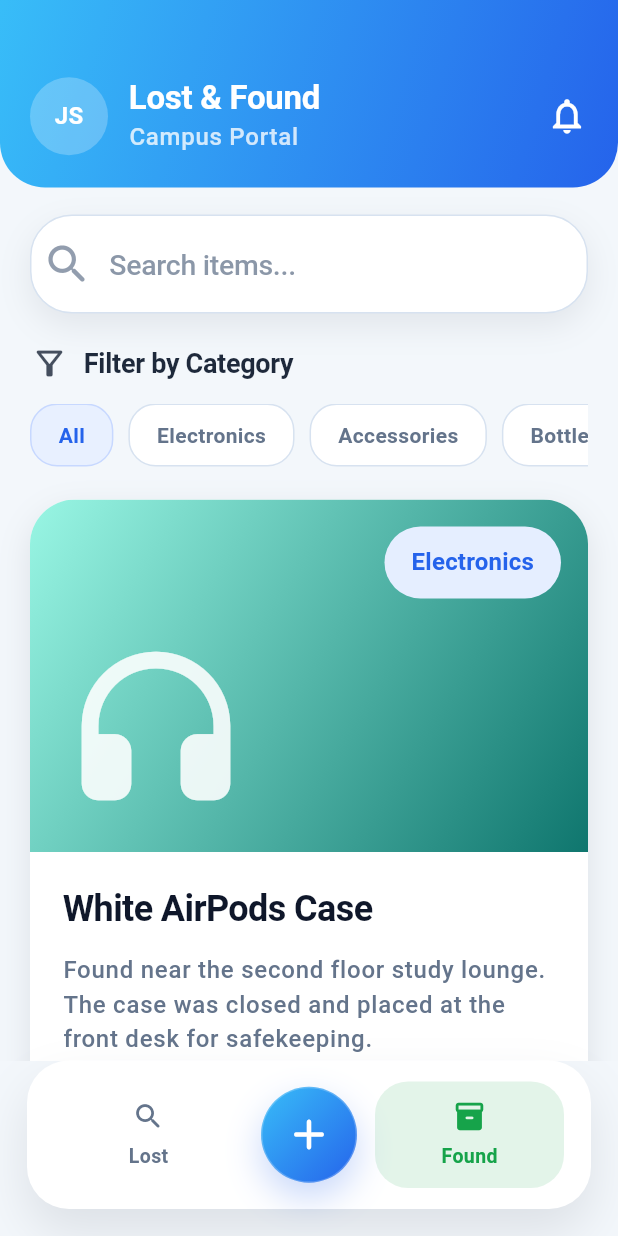
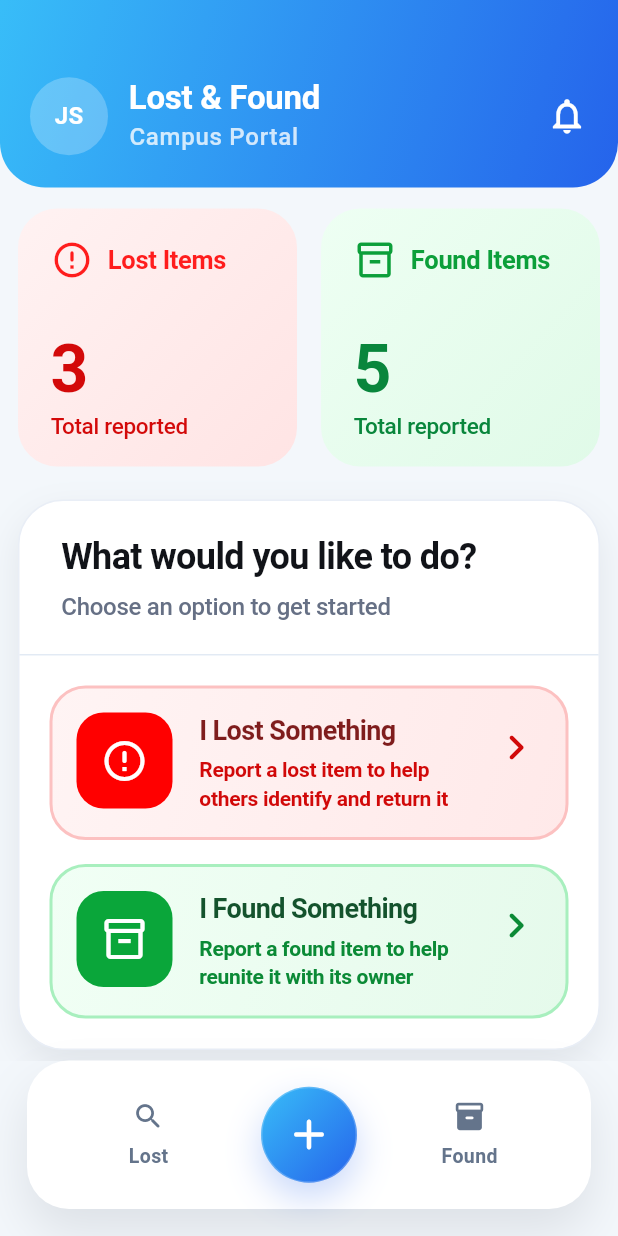
Before and after one commit to Oyunbldd/thesis, a Flutter app: the HomeView screen opened by its route, swiped to page 2, on a phone screen of 412 x 824 dp. Run offline on Flutter 3.47's test engine with Material 3 defaults, Android fonts, the light colour scheme and no system bars.

Commit message:
feat:implemented CreateReportView (#issue37)

```diff
--- a/lost_found_app/lib/views/home/home_view.dart
+++ b/lost_found_app/lib/views/home/home_view.dart
@@ -2,6 +2,7 @@
 import 'package:lost_found_app/utils/app_theme.dart';
 import 'package:lost_found_app/views/found/found_items_view.dart';
 import 'package:lost_found_app/views/lost/lost_items_view.dart';
+import 'package:lost_found_app/views/report/create_report_view.dart';
 import 'package:lost_found_app/widgets/bottom_nav_bar.dart';
 import 'package:lost_found_app/widgets/home_header.dart';
 
@@ -84,9 +85,11 @@
               physics: const NeverScrollableScrollPhysics(),
               onPageChanged: (index) {
                 setState(() {
-                  _currentItem = index == 1
-                      ? BottomNavItem.found
-                      : BottomNavItem.lost;
+                  _currentItem = switch (index) {
+                    0 => BottomNavItem.lost,
+                    1 => BottomNavItem.report,
+                    _ => BottomNavItem.found,
+                  };
                 });
               },
               children: [
@@ -106,6 +109,9 @@
                       _lostSelectedCategory = category;
                     });
                   },
+                ),
+                const ReportViewBody(
+                  key: PageStorageKey<String>('report-view-body'),
                 ),
                 FoundItemsBody(
                   key: const PageStorageKey<String>('found-items-body'),
@@ -132,10 +138,11 @@
       bottomNavigationBar: BottomNavBar(
         currentItem: _currentItem,
         onItemSelected: (item) {
-          if (item == BottomNavItem.report) {
-            return;
-          }
-          final targetPage = item == BottomNavItem.found ? 1 : 0;
+          final targetPage = switch (item) {
+            BottomNavItem.lost => 0,
+            BottomNavItem.report => 1,
+            BottomNavItem.found => 2,
+          };
           _pageController.animateToPage(
             targetPage,
             duration: const Duration(milliseconds: 220),
--- a/lost_found_app/lib/views/report/create_report_view.dart
+++ b/lost_found_app/lib/views/report/create_report_view.dart
@@ -0,0 +1,515 @@
+import 'package:flutter/material.dart';
+
+import '../../utils/app_theme.dart';
+import '../../widgets/bottom_nav_bar.dart';
+import '../../widgets/home_header.dart';
+
+const int reportLostTotal = 3;
+const int reportFoundTotal = 5;
+
+class CreateReportView extends StatelessWidget {
+  const CreateReportView({super.key});
+
+  @override
+  Widget build(BuildContext context) {
+    return Scaffold(
+      backgroundColor: AppTheme.background,
+      body: Column(
+        children: const [
+          HomeHeader(),
+          Expanded(child: ReportViewBody()),
+        ],
+      ),
+      bottomNavigationBar: const BottomNavBar(
+        currentItem: BottomNavItem.report,
+      ),
+    );
+  }
+}
+
+class ReportViewBody extends StatelessWidget {
+  const ReportViewBody({super.key});
+
+  @override
+  Widget build(BuildContext context) {
+    return ListView(
+      padding: const EdgeInsets.fromLTRB(12, 14, 12, 20),
+      children: const [
+        Row(
+          crossAxisAlignment: CrossAxisAlignment.start,
+          children: [
+            Expanded(
+              child: _StatsCard(
+                title: 'Lost Items',
+                count: reportLostTotal,
+                subtitle: 'Total reported',
+                icon: Icons.error_outline_rounded,
+                iconColor: Color(0xFFFF1D1D),
+                countColor: Color(0xFFD30909),
+                background: LinearGradient(
+                  colors: [Color(0xFFFFF2F2), Color(0xFFFFE4E4)],
+                  begin: Alignment.topLeft,
+                  end: Alignment.bottomRight,
+                ),
+              ),
+            ),
+            SizedBox(width: 16),
+            Expanded(
+              child: _StatsCard(
+                title: 'Found Items',
+                count: reportFoundTotal,
+                subtitle: 'Total reported',
+                icon: Icons.inventory_2_outlined,
+                iconColor: Color(0xFF0C9F3A),
+                countColor: Color(0xFF09863C),
+                background: LinearGradient(
+                  colors: [Color(0xFFEEFFF3), Color(0xFFE0FAE8)],
+                  begin: Alignment.topLeft,
+                  end: Alignment.bottomRight,
+                ),
+              ),
+            ),
+          ],
+        ),
+        SizedBox(height: 22),
+        _ActionPanel(),
+        SizedBox(height: 18),
+        _TipsCard(),
+        SizedBox(height: 22),
+        _RecentReportsCard(),
+      ],
+    );
+  }
+}
+
+class _ActionPanel extends StatelessWidget {
+  const _ActionPanel();
+
+  @override
+  Widget build(BuildContext context) {
+    final textTheme = Theme.of(context).textTheme;
+
+    return Container(
+      decoration: BoxDecoration(
+        color: AppTheme.surface,
+        borderRadius: BorderRadius.circular(30),
+        border: Border.all(color: const Color(0xFFE9EEF6)),
+        boxShadow: [
+          BoxShadow(
+            color: AppTheme.secondary.withValues(alpha: 0.08),
+            blurRadius: 20,
+            offset: const Offset(0, 10),
+          ),
+        ],
+      ),
+      child: Column(
+        crossAxisAlignment: CrossAxisAlignment.start,
+        children: [
+          Padding(
+            padding: const EdgeInsets.fromLTRB(28, 24, 28, 22),
+            child: Column(
+              crossAxisAlignment: CrossAxisAlignment.start,
+              children: [
+                Text(
+                  'What would you like to do?',
+                  style: textTheme.headlineMedium?.copyWith(
+                    color: const Color(0xFF111318),
+                    fontSize: 24,
+                    height: 1.1,
+                  ),
+                ),
+                const SizedBox(height: 10),
+                Text(
+                  'Choose an option to get started',
+                  style: textTheme.titleLarge?.copyWith(
+                    color: const Color(0xFF667085),
+                    fontSize: 16,
+                    fontWeight: FontWeight.w500,
+                  ),
+                ),
+              ],
+            ),
+          ),
+          Divider(color: AppTheme.border.withValues(alpha: 0.72), height: 1),
+          const Padding(
+            padding: EdgeInsets.fromLTRB(20, 20, 20, 0),
+            child: _ReportActionCard(
+              title: 'I Lost Something',
+              description:
+                  'Report a lost item to help others identify and return it',
+              icon: Icons.error_outline_rounded,
+              iconBackground: Color(0xFFFF0000),
+              titleColor: Color(0xFF7F1D1D),
+              descriptionColor: Color(0xFFD10909),
+              borderColor: Color(0xFFFCC1C1),
+              background: LinearGradient(
+                colors: [Color(0xFFFFF4F4), Color(0xFFFFE9E9)],
+                begin: Alignment.topLeft,
+                end: Alignment.bottomRight,
+              ),
+            ),
+          ),
+          const Padding(
+            padding: EdgeInsets.fromLTRB(20, 16, 20, 20),
+            child: _ReportActionCard(
+              title: 'I Found Something',
+              description:
+                  'Report a found item to help reunite it with its owner',
+              icon: Icons.inventory_2_outlined,
+              iconBackground: Color(0xFF0AA63A),
+              titleColor: Color(0xFF14532D),
+              descriptionColor: Color(0xFF0B8A36),
+              borderColor: Color(0xFFA8EFBE),
+              background: LinearGradient(
+                colors: [Color(0xFFF1FFF5), Color(0xFFE5FAEB)],
+                begin: Alignment.topLeft,
+                end: Alignment.bottomRight,
+              ),
+            ),
+          ),
+        ],
+      ),
+    );
+  }
+}
+
+class _RecentReportsCard extends StatelessWidget {
+  const _RecentReportsCard();
+
+  @override
+  Widget build(BuildContext context) {
+    final textTheme = Theme.of(context).textTheme;
+
+    return Container(
+      decoration: BoxDecoration(
+        color: AppTheme.surface,
+        borderRadius: BorderRadius.circular(30),
+        border: Border.all(color: const Color(0xFFE9EEF6)),
+        boxShadow: [
+          BoxShadow(
+            color: AppTheme.secondary.withValues(alpha: 0.08),
+            blurRadius: 20,
+            offset: const Offset(0, 10),
+          ),
+        ],
+      ),
+      child: Column(
+        crossAxisAlignment: CrossAxisAlignment.start,
+        children: [
+          Padding(
+            padding: const EdgeInsets.fromLTRB(28, 22, 28, 20),
+            child: Text(
+              'Your Recent Reports',
+              style: textTheme.headlineMedium?.copyWith(
+                color: const Color(0xFF111318),
+                fontSize: 22,
+              ),
+            ),
+          ),
+          Divider(color: AppTheme.border.withValues(alpha: 0.72), height: 1),
+          Padding(
+            padding: const EdgeInsets.fromLTRB(20, 30, 20, 34),
+            child: Center(
+              child: Column(
+                mainAxisSize: MainAxisSize.min,
+                children: [
+                  Container(
+                    width: 96,
+                    height: 96,
+                    decoration: const BoxDecoration(
+                      color: Color(0xFFF3F4F6),
+                      shape: BoxShape.circle,
+                    ),
+                    child: const Icon(
+                      Icons.description_outlined,
+                      size: 44,
+                      color: Color(0xFF9CA3AF),
+                    ),
+                  ),
+                  const SizedBox(height: 22),
+                  Text(
+                    'No reports yet',
+                    style: textTheme.headlineMedium?.copyWith(
+                      color: const Color(0xFF667085),
+                      fontSize: 20,
+                      fontWeight: FontWeight.w500,
+                    ),
+                    textAlign: TextAlign.center,
+                  ),
+                  const SizedBox(height: 10),
+                  Text(
+                    'Start by reporting an item above',
+                    style: textTheme.titleLarge?.copyWith(
+                      color: const Color(0xFF98A2B3),
+                      fontSize: 15,
+                      fontWeight: FontWeight.w500,
+                    ),
+                    textAlign: TextAlign.center,
+                  ),
+                ],
+              ),
+            ),
+          ),
+        ],
+      ),
+    );
+  }
+}
+
+class _StatsCard extends StatelessWidget {
+  const _StatsCard({
+    required this.title,
+    required this.count,
+    required this.subtitle,
+    required this.icon,
+    required this.iconColor,
+    required this.countColor,
+    required this.background,
+  });
+
+  final String title;
+  final int count;
+  final String subtitle;
+  final IconData icon;
+  final Color iconColor;
+  final Color countColor;
+  final Gradient background;
+
+  @override
+  Widget build(BuildContext context) {
+    final textTheme = Theme.of(context).textTheme;
+
+    return Container(
+      height: 172,
+      padding: const EdgeInsets.fromLTRB(22, 20, 20, 18),
+      decoration: BoxDecoration(
+        gradient: background,
+        borderRadius: BorderRadius.circular(26),
+      ),
+      child: Column(
+        crossAxisAlignment: CrossAxisAlignment.start,
+        children: [
+          Row(
+            children: [
+              Icon(icon, color: iconColor, size: 28),
+              const SizedBox(width: 10),
+              Flexible(
+                child: Text(
+                  title,
+                  style: textTheme.titleLarge?.copyWith(
+                    color: iconColor,
+                    fontSize: 17,
+                    fontWeight: FontWeight.w700,
+                  ),
+                ),
+              ),
+            ],
+          ),
+          const Spacer(),
+          Text(
+            '$count',
+            style: textTheme.headlineLarge?.copyWith(
+              color: countColor,
+              fontSize: 44,
+              fontWeight: FontWeight.w700,
+              height: 0.92,
+            ),
+          ),
+          const SizedBox(height: 8),
+          Text(
+            subtitle,
+            style: textTheme.titleLarge?.copyWith(
+              color: countColor,
+              fontSize: 15,
+              fontWeight: FontWeight.w500,
+            ),
+          ),
+        ],
+      ),
+    );
+  }
+}
+
+class _ReportActionCard extends StatelessWidget {
+  const _ReportActionCard({
+    required this.title,
+    required this.description,
+    required this.icon,
+    required this.iconBackground,
+    required this.titleColor,
+    required this.descriptionColor,
+    required this.borderColor,
+    required this.background,
+  });
+
+  final String title;
+  final String description;
+  final IconData icon;
+  final Color iconBackground;
+  final Color titleColor;
+  final Color descriptionColor;
+  final Color borderColor;
+  final Gradient background;
+
+  @override
+  Widget build(BuildContext context) {
+    final textTheme = Theme.of(context).textTheme;
+
+    return Container(
+      padding: const EdgeInsets.fromLTRB(16, 16, 16, 16),
+      decoration: BoxDecoration(
+        gradient: background,
+        borderRadius: BorderRadius.circular(24),
+        border: Border.all(color: borderColor, width: 2),
+      ),
+      child: Row(
+        crossAxisAlignment: CrossAxisAlignment.start,
+        children: [
+          Container(
+            width: 64,
+            height: 64,
+            decoration: BoxDecoration(
+              color: iconBackground,
+              borderRadius: BorderRadius.circular(18),
+            ),
+            child: Icon(icon, color: Colors.white, size: 32),
+          ),
+          const SizedBox(width: 18),
+          Expanded(
+            child: Padding(
+              padding: const EdgeInsets.only(top: 2),
+              child: Column(
+                crossAxisAlignment: CrossAxisAlignment.start,
+                children: [
+                  Text(
+                    title,
+                    style: textTheme.headlineMedium?.copyWith(
+                      color: titleColor,
+                      fontSize: 18,
+                      height: 1.05,
+                    ),
+                  ),
+                  const SizedBox(height: 8),
+                  Text(
+                    description,
+                    style: textTheme.titleLarge?.copyWith(
+                      color: descriptionColor,
+                      fontSize: 14,
+                      height: 1.35,
+                      fontWeight: FontWeight.w600,
+                    ),
+                  ),
+                ],
+              ),
+            ),
+          ),
+          const SizedBox(width: 4),
+          Padding(
+            padding: const EdgeInsets.only(top: 6),
+            child: Icon(
+              Icons.chevron_right_rounded,
+              color: descriptionColor,
+              size: 34,
+            ),
+          ),
+        ],
+      ),
+    );
+  }
+}
+
+class _TipsCard extends StatelessWidget {
+  const _TipsCard();
+
+  @override
+  Widget build(BuildContext context) {
+    final textTheme = Theme.of(context).textTheme;
+
+    return Container(
+      padding: const EdgeInsets.fromLTRB(22, 22, 22, 22),
+      decoration: BoxDecoration(
+        gradient: const LinearGradient(
+          colors: [Color(0xFFF3F8FF), Color(0xFFEAF2FF)],
+          begin: Alignment.topLeft,
+          end: Alignment.bottomRight,
+        ),
+        borderRadius: BorderRadius.circular(24),
+        border: Border.all(color: const Color(0xFFD9E6FF)),
+      ),
+      child: Column(
+        crossAxisAlignment: CrossAxisAlignment.start,
+        mainAxisAlignment: MainAxisAlignment.center,
+        children: [
+          Row(
+            children: [
+              Container(
+                width: 48,
+                height: 48,
+                decoration: const BoxDecoration(
+                  color: Color(0xFF2563EB),
+                  shape: BoxShape.circle,
+                ),
+                child: const Icon(
+                  Icons.info_outline_rounded,
+                  color: Colors.white,
+                  size: 28,
+                ),
+              ),
+              const SizedBox(width: 14),
+              Text(
+                'Helpful Tips',
+                style: textTheme.headlineMedium?.copyWith(
+                  color: const Color(0xFF2643A2),
+                  fontSize: 20,
+                ),
+              ),
+            ],
+          ),
+          const SizedBox(height: 14),
+          const _TipLine(text: 'Include clear photos for better visibility'),
+          const SizedBox(height: 12),
+          const _TipLine(text: 'Provide detailed descriptions and locations'),
+          const SizedBox(height: 12),
+          const _TipLine(text: 'Double-check your contact information'),
+        ],
+      ),
+    );
+  }
+}
+
+class _TipLine extends StatelessWidget {
+  const _TipLine({required this.text});
+
+  final String text;
+
+  @override
+  Widget build(BuildContext context) {
+    return Row(
+      crossAxisAlignment: CrossAxisAlignment.center,
+      mainAxisAlignment: MainAxisAlignment.center,
+      children: [
+        const Text(
+          '\u2022',
+          style: TextStyle(
+            color: Color(0xFF1D4ED8),
+            fontSize: 20,
+            fontWeight: FontWeight.w700,
+            height: 1,
+          ),
+        ),
+        const SizedBox(width: 12),
+        Expanded(
+          child: Text(
+            text,
+            style: Theme.of(context).textTheme.titleLarge?.copyWith(
+              color: const Color(0xFF1D4ED8),
+              fontSize: 15,
+              height: 1.35,
+              fontWeight: FontWeight.w500,
+            ),
+          ),
+        ),
+      ],
+    );
+  }
+}
```
